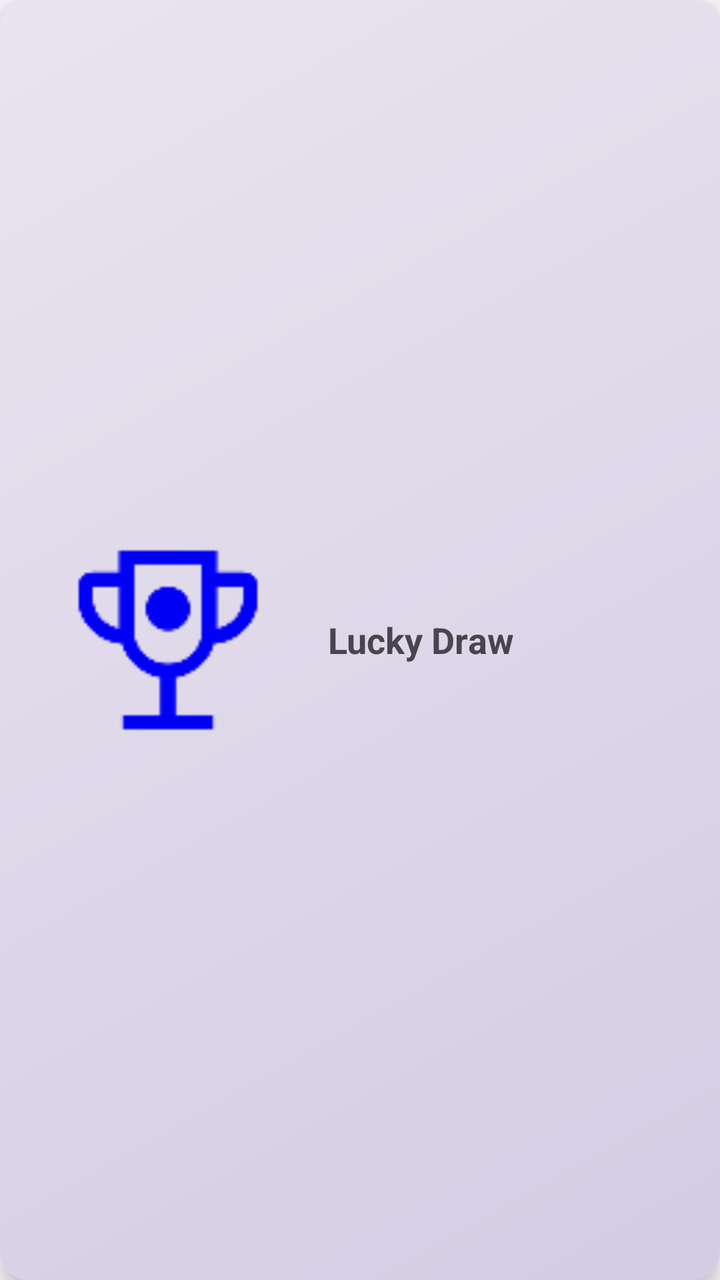
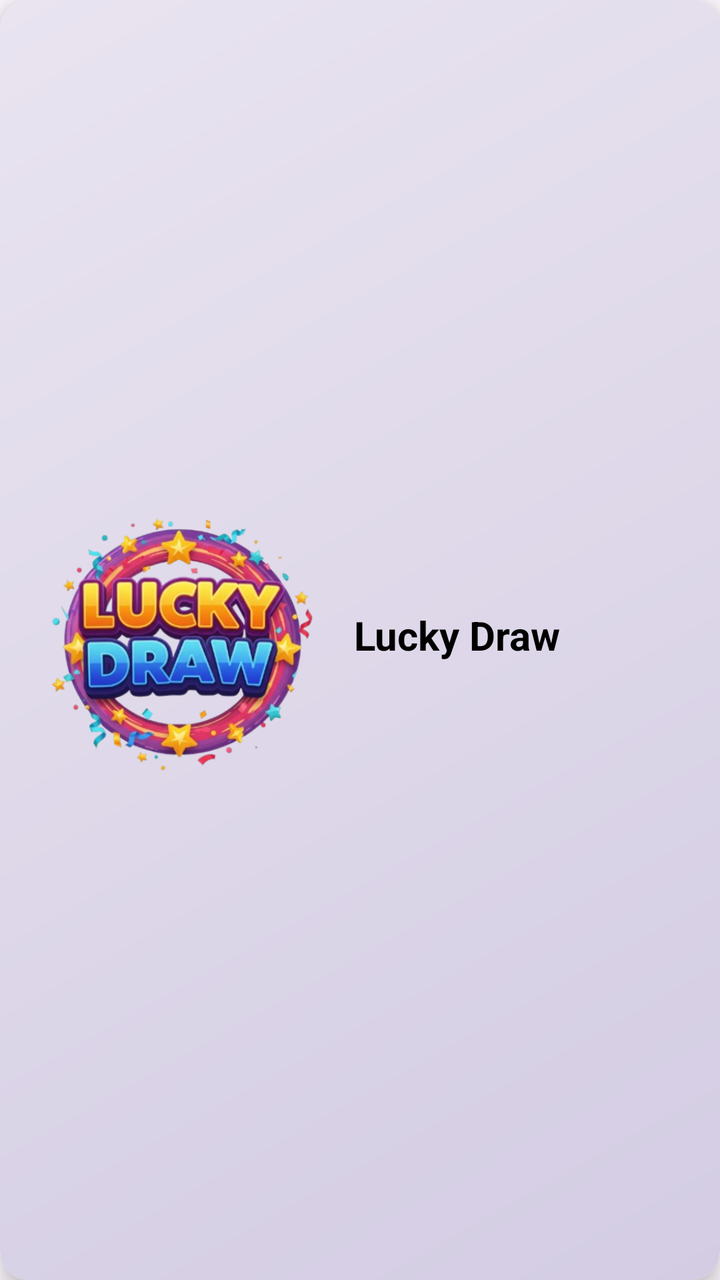

The first picture is an Android layout as it rendered before a commit; the second is the same layout after the commit. The layout source and the unified diff follow.
<!-- AndroidManifest.xml: application theme Theme.RGamer -->
<!-- res/layout/card_lucky_draw.xml -->
<?xml version="1.0" encoding="utf-8"?>
<androidx.cardview.widget.CardView
    xmlns:android="http://schemas.android.com/apk/res/android"
    xmlns:app="http://schemas.android.com/apk/res-auto"
    android:id="@+id/card_lucky_draw"
    android:layout_width="match_parent"
    android:layout_height="157dp"
    android:layout_marginBottom="12dp"
    app:cardCornerRadius="14dp"
    app:cardElevation="6dp">

    <LinearLayout
        android:layout_width="match_parent"
        android:layout_height="match_parent"
        android:background="@drawable/bg_card_gradient"
        android:padding="16dp"
        android:orientation="horizontal"
        android:gravity="center_vertical">

        <ImageView
            android:layout_width="136dp"
            android:layout_height="120dp"
            android:src="@drawable/ic_gift" />

        <TextView
            android:layout_width="wrap_content"
            android:layout_height="wrap_content"
            android:layout_marginStart="12dp"
            android:text="Lucky Draw"
            android:textSize="18sp"
            android:textStyle="bold"/>

    </LinearLayout>
</androidx.cardview.widget.CardView>
<!-- resources referenced by this layout -->
<resources>
  <!-- drawable bg_card_gradient (drawable) -->
  <?xml version="1.0" encoding="utf-8"?>
  <shape xmlns:android="http://schemas.android.com/apk/res/android"
      android:shape="rectangle">
  
      
      <corners android:radius="14dp" />
  
      
      <gradient
          android:startColor="#D3CCE3"
          android:endColor="#E9E4F0"
          android:angle="135" />
  
  </shape>
  <!-- drawable ic_gift: png bitmap (drawable, 1581 bytes) -->
  <style name="Theme.RGamer" parent="Base.Theme.RGamer" />
  <style name="Base.Theme.RGamer" parent="Theme.Material3.DayNight.NoActionBar">
          
          
      </style>
</resources>

<!-- the commit's change to res/layout/card_lucky_draw.xml (unified diff, before → after) -->
@@ -18,17 +18,18 @@
         android:gravity="center_vertical">
 
         <ImageView
-            android:layout_width="136dp"
-            android:layout_height="120dp"
+            android:layout_width="149dp"
+            android:layout_height="133dp"
             android:src="@drawable/ic_gift" />
 
         <TextView
-            android:layout_width="wrap_content"
-            android:layout_height="wrap_content"
+            android:layout_width="218dp"
+            android:layout_height="32dp"
             android:layout_marginStart="12dp"
             android:text="Lucky Draw"
-            android:textSize="18sp"
-            android:textStyle="bold"/>
+            android:textColor="@color/black"
+            android:textSize="20dp"
+            android:textStyle="bold" />
 
     </LinearLayout>
 </androidx.cardview.widget.CardView>
<!-- resource entries referenced after the edit -->
@@ -1,5 +1,6 @@
 <!-- resources referenced by this layout -->
 <resources>
+  <color name="black">#FF000000</color>
   <!-- drawable bg_card_gradient (drawable) -->
   <?xml version="1.0" encoding="utf-8"?>
   <shape xmlns:android="http://schemas.android.com/apk/res/android"
@@ -15,7 +16,7 @@
           android:angle="135" />
   
   </shape>
-  <!-- drawable ic_gift: png bitmap (drawable, 1581 bytes) -->
+  <!-- drawable ic_gift: png bitmap (drawable, 203433 bytes) -->
   <style name="Theme.RGamer" parent="Base.Theme.RGamer" />
   <style name="Base.Theme.RGamer" parent="Theme.Material3.DayNight.NoActionBar">
           
